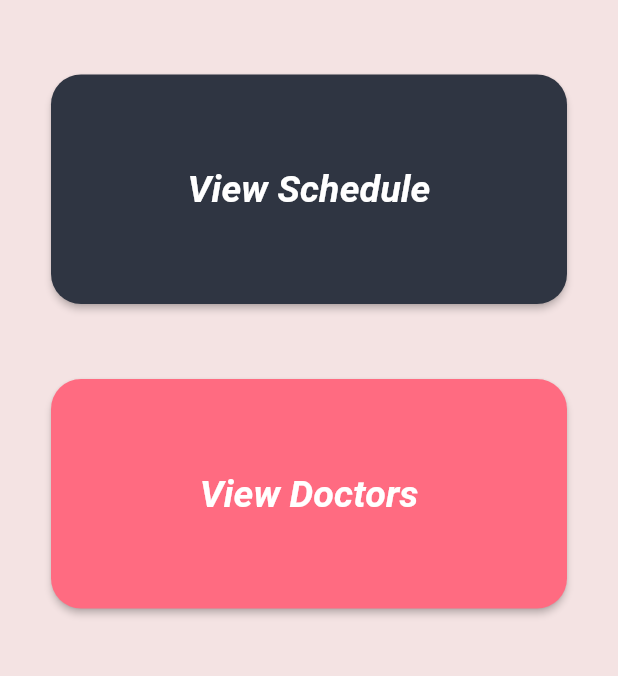
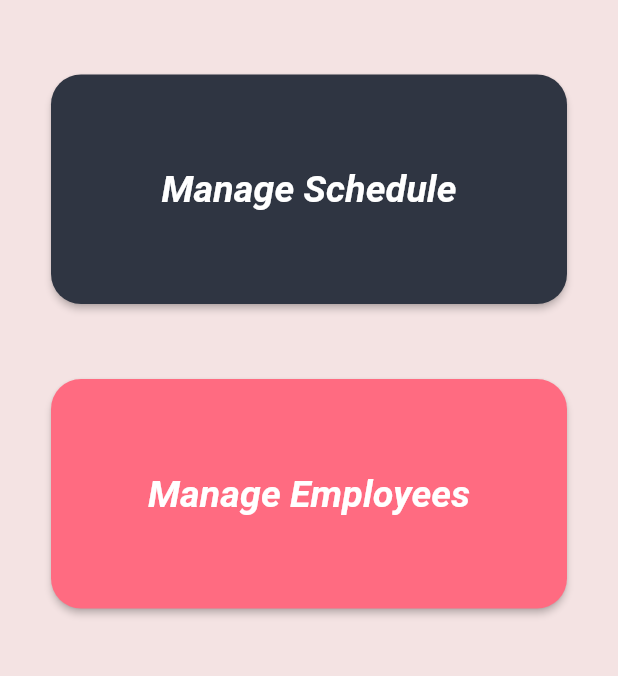
Before and after one commit to Muneerah53/MyPet, a Flutter app: the AdminHomePage screen opened directly, on a phone screen of 412 x 824 dp, the part 530-1206 px from its top. Run offline on Flutter 3.47's test engine with Material 2 defaults, Android fonts, the phone set to English and light mode, and no system bars; our stand-ins replace cloud_firestore, email_validator, firebase_auth, firebase_core, syncfusion_flutter_calendar; accounts and stored records are empty.

Commit message:
Groomer + Doctor changes

```diff
--- a/lib/admin_main.dart
+++ b/lib/admin_main.dart
@@ -65,7 +65,7 @@ class _adminHomePageState extends State<AdminHomePage> {
                           builder: (BuildContext context) => appointCalendar()),
                     );
                   },
-                  child: Text('View Schedule',
+                  child: Text('Manage Schedule',
                       style: TextStyle(
                           fontStyle: FontStyle.italic,
                           fontSize: 25,
@@ -95,7 +95,7 @@ class _adminHomePageState extends State<AdminHomePage> {
                           builder: (BuildContext context) => docList()),
                     );
                   },
-                  child: Text('View Doctors',
+                  child: Text('Manage Employees',
                       style: TextStyle(
                           fontStyle: FontStyle.italic,
                           fontSize: 25,
```
